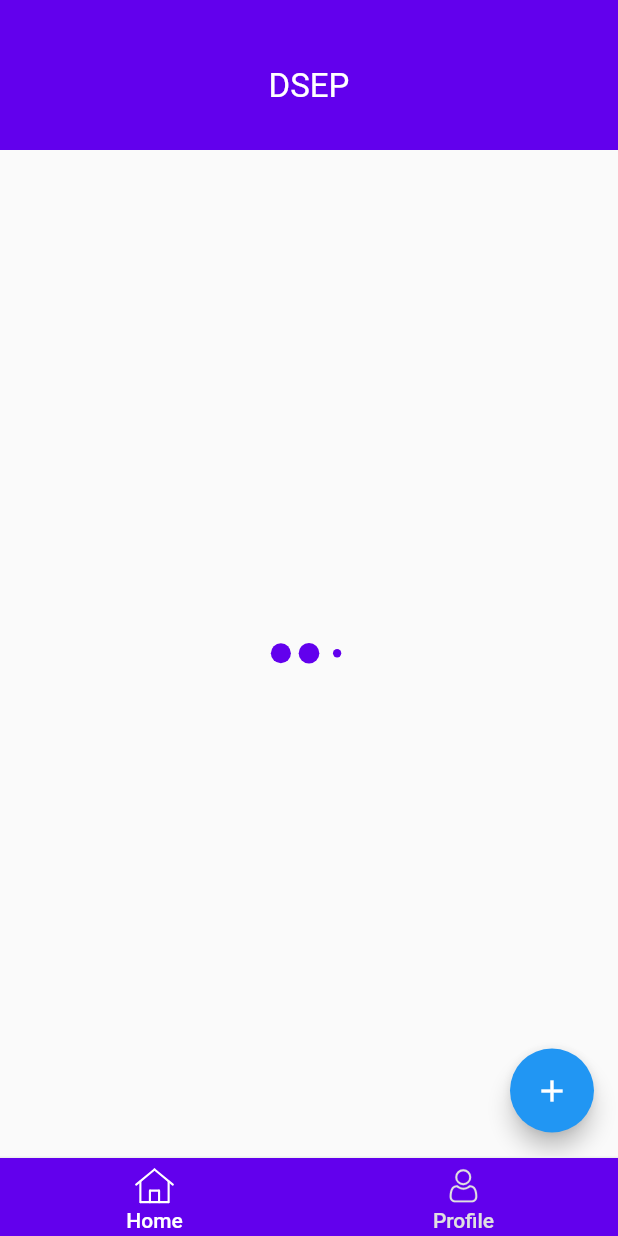
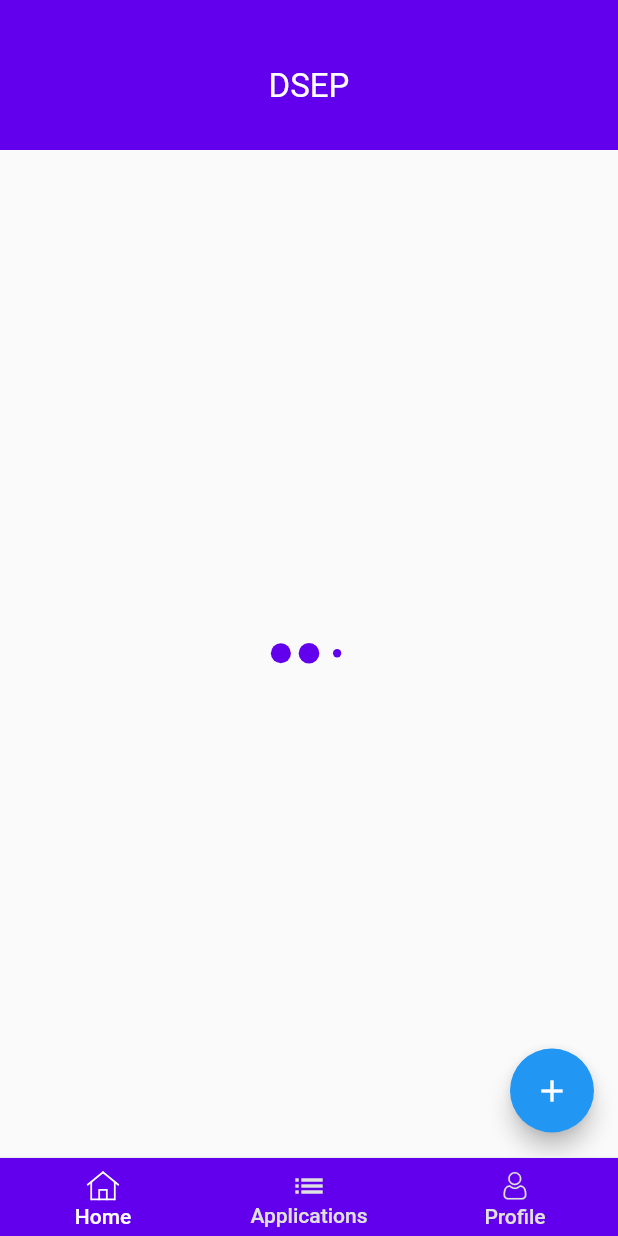
Before and after one commit to mihirfossgen/DSEP_BPP, a Flutter app: the Tabbar screen opened directly, on a phone screen of 412 x 824 dp. Run offline on Flutter 3.47's test engine with Material 2 defaults, Android fonts, the phone set to English and light mode, and no system bars; drawn by our look-alikes of flutter_platform_widgets, showcaseview; our stand-ins replace flutter_svg, fluttertoast, lottie, package_info, scroll_snap_list, shared_preferences and 1 more; missing offline and left inert: flutter_platform_alert, forme, forme_base_fields, layout, material_color_generator; accounts and stored records are empty; network calls fail.

Commit message:
few ui changes

```diff
--- a/lib/screens/tabbar.dart
+++ b/lib/screens/tabbar.dart
@@ -27,7 +27,7 @@ class _TabbarState extends State<Tabbar> with SingleTickerProviderStateMixin {
   @override
   void initState() {
     tabController = TabController(
-      length: 2,
+      length: 3,
       vsync: this,
     );
     tabController.addListener(listener);
@@ -114,8 +114,8 @@ class _TabbarState extends State<Tabbar> with SingleTickerProviderStateMixin {
                       autoPlay: true,
                     )
               : index == 1
-                  ? const Profile()
-                  : const AppliedScreens(),
+                  ? const AppliedScreens()
+                  : const Profile(),
           bottomNavigationBar: Container(
             decoration: BoxDecoration(
               color: primaryColor,
@@ -144,13 +144,31 @@ class _TabbarState extends State<Tabbar> with SingleTickerProviderStateMixin {
                             height: 3, //5,
                           ),
                           SvgPicture.asset('assets/images/home_icon.svg',
-                              height: 30,
+                              height: 25,
                               fit: BoxFit.fill,
                               color:
                                   index == 0 ? whiteColor : greyColor.shade300),
                           TextWidget(
                             text: "Home",
                             color: index == 0 ? whiteColor : greyColor.shade300,
+                          )
+                        ],
+                      )),
+                  SizedBox(
+                      width: 80,
+                      child: Column(
+                        crossAxisAlignment: CrossAxisAlignment.center,
+                        mainAxisAlignment: MainAxisAlignment.center,
+                        children: [
+                          const SizedBox(
+                            height: 3, //5,
+                          ),
+                          Icon(Icons.list,
+                              color:
+                                  index == 1 ? whiteColor : greyColor.shade300),
+                          TextWidget(
+                            text: "Applications",
+                            color: index == 1 ? whiteColor : greyColor.shade300,
                           )
                         ],
                       )),
@@ -164,37 +182,16 @@ class _TabbarState extends State<Tabbar> with SingleTickerProviderStateMixin {
                             height: 3, //5,
                           ),
                           SvgPicture.asset('assets/images/profile_icon.svg',
-                              height: 30,
+                              height: 25,
                               fit: BoxFit.fill,
                               color:
-                                  index == 1 ? whiteColor : greyColor.shade300),
+                                  index == 2 ? whiteColor : greyColor.shade300),
                           TextWidget(
                             text: "Profile",
-                            color: index == 1 ? whiteColor : greyColor.shade300,
+                            color: index == 2 ? whiteColor : greyColor.shade300,
                           )
                         ],
                       )),
-                  // SizedBox(
-                  //     width: 75,
-                  //     child: Column(
-                  //       crossAxisAlignment: CrossAxisAlignment.center,
-                  //       mainAxisAlignment: MainAxisAlignment.center,
-                  //       children: [
-                  //         const SizedBox(
-                  //           height: 3, //5,
-                  //         ),
-                  //         SvgPicture.asset('assets/images/profile_icon.svg',
-                  //             height: 10,
-                  //             fit: BoxFit.fill,
-                  //             color:
-                  //                 index == 1 ? whiteColor : greyColor.shade300),
-                  //         TextWidget(
-                  //           softwrap: true,
-                  //           text: "Applied Schemes",
-                  //           color: index == 1 ? whiteColor : greyColor.shade300,
-                  //         )
-                  //       ],
-                  //     )),
                 ]),
           ),
         ),
```
Also changed, not shown: lib/screens/applied_scheme.dart (+65 -55 lines), lib/screens/profile.dart (+0 -33 lines).
